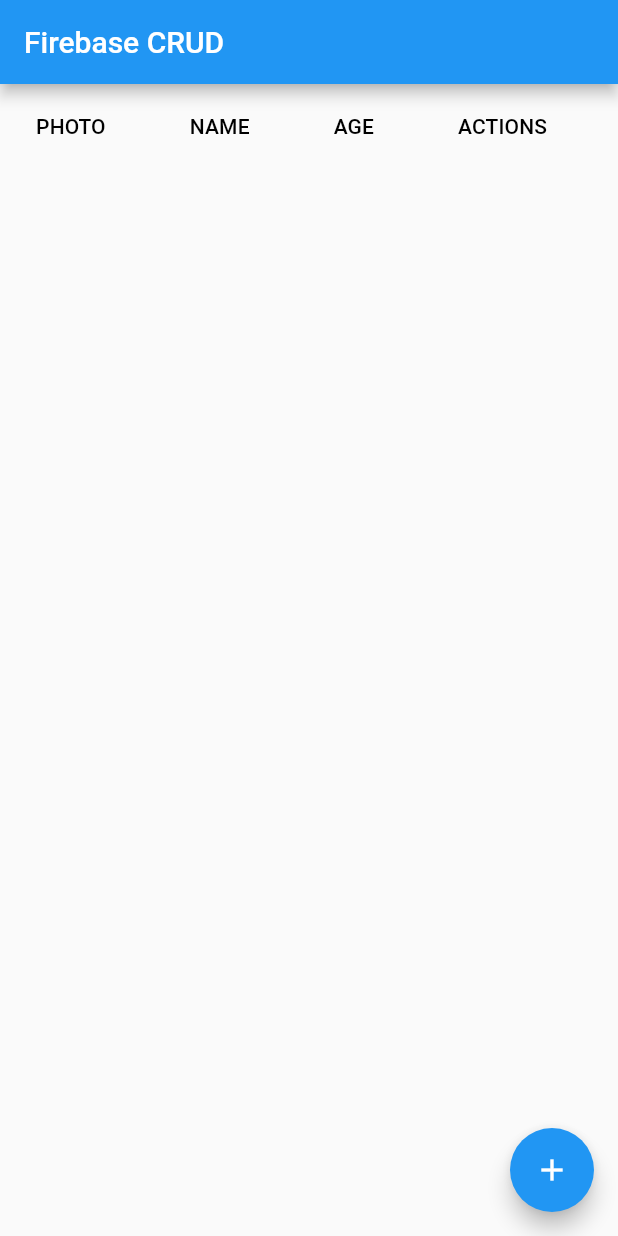
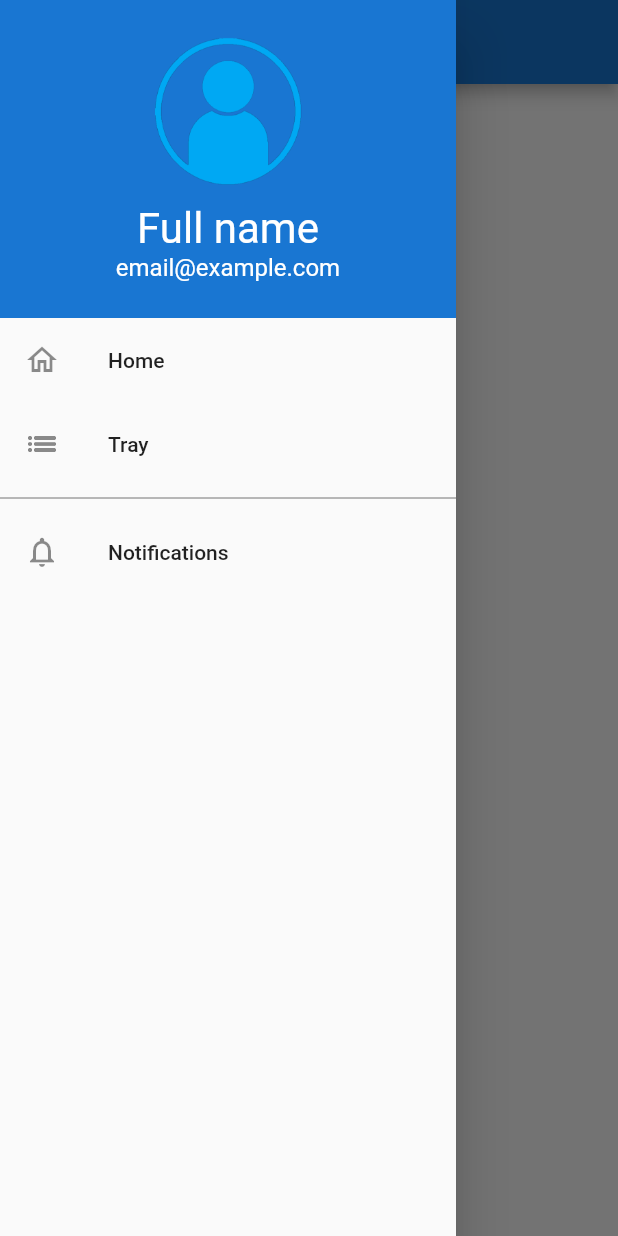
Before and after one commit to imc7/crud_flutter, a Flutter app: the screen it shows after launch, with the side drawer open (before the commit the screen has no drawer), on a phone screen of 412 x 824 dp. Run offline on Flutter 3.47's test engine with Material 2 defaults, Android fonts, the phone set to English and light mode, and no system bars; our stand-ins replace cloud_firestore, firebase_core, firebase_storage, image_picker; accounts and stored records are empty.

Commit message:
Wirh drawewr

```diff
--- a/lib/pages/home_page.dart
+++ b/lib/pages/home_page.dart
@@ -1,8 +1,9 @@
-import 'package:crud_flutter/services/alerts.dart';
-import 'package:crud_flutter/services/firebase_storage.dart';
+import 'package:crud_flutter/main.dart';
+import 'package:crud_flutter/pages/notifications_page.dart';
+import 'package:crud_flutter/pages/person_page.dart';
+import 'package:crud_flutter/pages/tray_person_page.dart';
 import 'package:flutter/cupertino.dart';
 import 'package:flutter/material.dart';
-import 'package:crud_flutter/services/firebase_service.dart';
 
 class Home extends StatefulWidget {
   const Home({
@@ -19,133 +20,102 @@
     return Scaffold(
       appBar: AppBar(
         title: const Text('Firebase CRUD'),
+        backgroundColor: Colors.blue.shade700,
       ),
-      body: FutureBuilder(
-          future: find(),
-          builder: ((context, snapshot) {
-            if (snapshot.hasData) {
-              return SingleChildScrollView(
-                scrollDirection: Axis.horizontal,
-                child: DataTable(
-                  sortColumnIndex: 0,
-                  sortAscending: true,
-                  columns: [
-                    DataColumn(label: Text('PHOTO')),
-                    DataColumn(label: Text('NAME')),
-                    DataColumn(label: Text('AGE'), numeric: true),
-                    DataColumn(label: Text('ACTIONS')),
-                  ],
-                  rows: snapshot.data!
-                      .map<DataRow>((e) => DataRow(selected: true, cells: [
-                            DataCell(e.photoUrl.isEmpty
-                                ? CircleAvatar(
-                                    radius: 20,
-                                    backgroundColor: Colors.white,
-                                    backgroundImage: AssetImage(
-                                      'assets/images/person.png',
-                                    ),
-                                  )
-                                : CircleAvatar(
-                                    radius: 20,
-                                    backgroundImage: NetworkImage(
-                                      e.photoUrl,
-                                    ),
-                                  )),
-                            DataCell(Text(e.name)),
-                            DataCell(Text(e.age.toString())),
-                            DataCell(Row(
-                              children: [
-                                // Edit button
-                                IconButton(
-                                  icon: new Icon(Icons.edit),
-                                  onPressed: () async {
-                                    await Navigator.pushNamed(
-                                      context,
-                                      '/add',
-                                      arguments: {
-                                        "title": "Edit person",
-                                        "person": {
-                                          "id": e.id,
-                                          "name": e.name,
-                                          "age": e.age,
-                                          "photoUrl": e.photoUrl,
-                                        }
-                                      },
-                                    );
-                                    setState(() {});
-                                  },
-                                ),
-
-                                // Delete button
-                                IconButton(
-                                  icon: new Icon(Icons.delete),
-                                  onPressed: () {
-                                    showDialog(
-                                        context: context,
-                                        builder: (context) => AlertDialog(
-                                              title: const Center(
-                                                  child: Text('Confirm')),
-                                              content: Row(
-                                                mainAxisAlignment:
-                                                    MainAxisAlignment.center,
-                                                crossAxisAlignment:
-                                                    CrossAxisAlignment.center,
-                                                children: [
-                                                  Text(
-                                                      'Do you want to delete it?')
-                                                ],
-                                              ),
-                                              actions: [
-                                                TextButton(
-                                                  child: Text("Yes"),
-                                                  style: TextButton.styleFrom(
-                                                    foregroundColor: Colors.red,
-                                                  ),
-                                                  onPressed: () async {
-                                                    Navigator.pop(context);
-                                                    showLoadingAlert(context);
-                                                    await deletePerson(e.id);
-                                                    // Delete photo
-                                                    if (e.photoUrl.isNotEmpty)
-                                                      await deleteFile(e.id);
-                                                    hideLoadingAlert();
-                                                    setState(() {});
-                                                  },
-                                                ),
-                                                TextButton(
-                                                    child: Text("No"),
-                                                    onPressed: () {
-                                                      Navigator.pop(context);
-                                                    }),
-                                              ],
-                                            ));
-                                  },
-                                )
-                              ],
-                            ))
-                          ]))
-                      .toList(),
-                ),
-              );
-            } else {
-              return const Center(
-                child: CircularProgressIndicator(),
-              );
-            }
-          })),
-      floatingActionButton: FloatingActionButton(
-        onPressed: () async {
-          await Navigator.pushNamed(
-            context,
-            '/add',
-            arguments: {
-              "title": "Create person",
-            },
-          );
-          setState(() {});
-        },
-        child: const Icon(Icons.add),
+      drawer: MyNavigationDrawer(),
+      body: Center(
+        child: Text('Welcome to home page'),
       ),
     );
   }
 }
+
+class MyNavigationDrawer extends StatelessWidget {
+  @override
+  Widget build(BuildContext context) => Drawer(
+        child: SingleChildScrollView(
+          child: Column(
+            crossAxisAlignment: CrossAxisAlignment.stretch,
+            children: <Widget>[
+              buildHeader(context),
+              builtMenuItems(context),
+            ],
+          ),
+        ),
+      );
+
+  Widget buildHeader(BuildContext context) => Material(
+        color: Colors.blue.shade700,
+        child: InkWell(
+          onTap: () {
+            // close natigation drawer before
+            Navigator.pop(context);
+
+            Navigator.of(context).push(
+                MaterialPageRoute(builder: (context) => const PersonPage()));
+          },
+          child: Container(
+            padding: EdgeInsets.only(
+                top: 24 + MediaQuery.of(context).padding.top, bottom: 24),
+            child: Column(
+              children: const [
+                CircleAvatar(
+                  radius: 50,
+                  backgroundImage: AssetImage('assets/images/person.png'),
+                ),
+                SizedBox(
+                  height: 12,
+                ),
+                Text(
+                  'Full name',
+                  style: TextStyle(fontSize: 28, color: Colors.white),
+                ),
+                Text(
+                  'email@example.com',
+                  style: TextStyle(fontSize: 16, color: Colors.white),
+                )
+              ],
+            ),
+          ),
+        ),
+      );
+  Widget builtMenuItems(BuildContext context) => Wrap(
+        children: [
+          ListTile(
+            leading: const Icon(Icons.home_outlined),
+            title: const Text('Home'),
+            onTap: () {
+              Navigator.of(context).pushReplacement(
+                MaterialPageRoute(
+                    builder: (context) => const MyHomePage(title: '')),
+              );
+            },
+          ),
+          ListTile(
+            leading: const Icon(Icons.list_outlined),
+            title: const Text('Tray'),
+            onTap: () {
+              Navigator.of(context).pushReplacement(
+                MaterialPageRoute(builder: (context) => const TrayPersonPage()),
+              );
+            },
+          ),
+          const Divider(
+            color: Colors.black54,
+          ),
+          ListTile(
+            leading: const Icon(Icons.notifications_outlined),
+            title: const Text('Notifications'),
+            onTap: () {
+              // Close navigation drawer before
+              Navigator.pop(context);
+
+              Navigator.of(context).push(
+                MaterialPageRoute(
+                    builder: (context) => const NotificationsPage()),
+              );
+            },
+          )
+        ],
+      );
+}
--- a/lib/pages/splash.dart
+++ b/lib/pages/splash.dart
@@ -32,6 +32,7 @@
   @override
   Widget build(BuildContext context) {
     return Scaffold(
+        backgroundColor: Color(0xFF3D9AE3),
         body: Center(
           child: Container(
             width: 200,
```
Also changed, not shown: lib/pages/notifications_page.dart (added, +22 -0 lines), lib/pages/person_page.dart (added, +13 -0 lines), lib/pages/tray_person_page.dart (added, +156 -0 lines), lib/services/alerts.dart (+38 -3 lines). Lines whose indentation alone changed are shown as unchanged.
